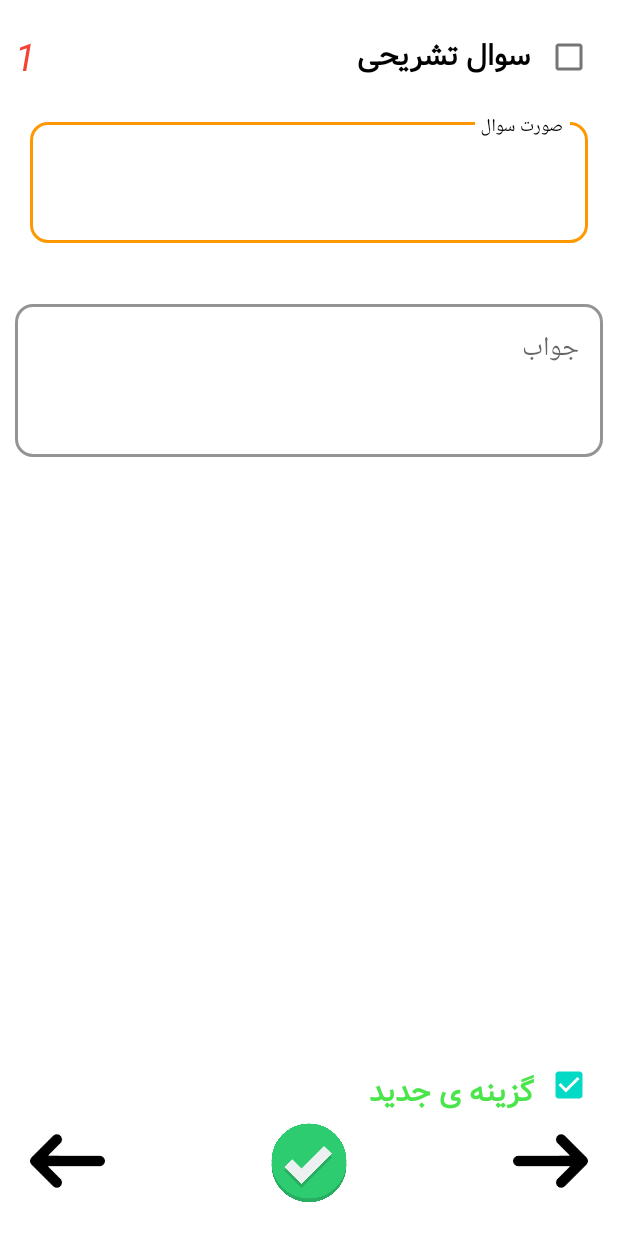
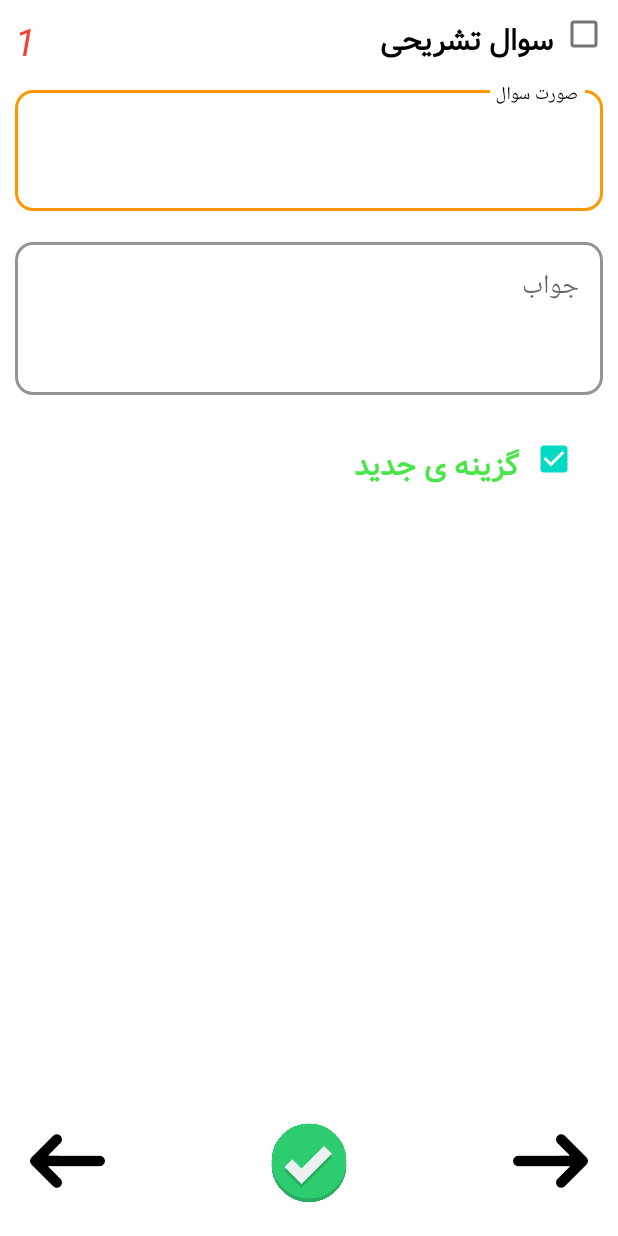
Before and after one commit to mohkhz2001/PorsNo_Android, an Android app: the layout fragment_new_question_new.xml on its own in the app's theme, with its tools: preview values and no code run, on a phone screen of 412 x 824 dp. Run offline under Robolectric (Android 15) with nearby library versions, the phone set to English and light mode, and no system bars; plain views replace AnimatedCheckBox.

Commit message:
convert the relativeLayout to constraint

```diff
--- a/app/src/main/res/layout/fragment_new_question_new.xml
+++ b/app/src/main/res/layout/fragment_new_question_new.xml
@@ -1,5 +1,5 @@
 <?xml version="1.0" encoding="utf-8"?>
-<RelativeLayout xmlns:android="http://schemas.android.com/apk/res/android"
+<androidx.constraintlayout.widget.ConstraintLayout xmlns:android="http://schemas.android.com/apk/res/android"
     xmlns:app="http://schemas.android.com/apk/res-auto"
     xmlns:tools="http://schemas.android.com/tools"
     android:layout_width="match_parent"
@@ -7,14 +7,22 @@
     android:orientation="vertical"
     tools:context=".Fragment.NewQuestion.NewQuestion_NewFragment">
 
+    <RelativeLayout
+        android:id="@+id/relativeLayout2"
+        android:layout_width="match_parent"
+        android:layout_height="wrap_content"
+        android:layout_margin="10dp"
+        android:gravity="center_vertical"
+        app:layout_constraintEnd_toEndOf="parent"
+        app:layout_constraintStart_toStartOf="parent"
+        app:layout_constraintTop_toTopOf="parent">
+
         <TextView
             android:id="@+id/questionCounter"
             android:layout_width="wrap_content"
             android:layout_height="wrap_content"
             android:layout_alignParentLeft="true"
             android:layout_alignParentTop="true"
-        android:layout_marginLeft="10dp"
-        android:layout_marginTop="20dp"
             android:text="1"
             android:textColor="#F44336"
             android:textSize="25dp"
@@ -28,9 +36,6 @@
             android:layout_alignParentRight="true"
             android:layout_centerVertical="true"
             android:layout_gravity="center"
-        android:layout_marginLeft="5dp"
-        android:layout_marginTop="25dp"
-        android:layout_marginRight="20dp"
             app:border_stroke_width="2dp"
             app:color_checked="#0CD404"
             app:color_tick="@color/white"
@@ -42,7 +47,6 @@
         <TextView
             android:layout_width="wrap_content"
             android:layout_height="wrap_content"
-        android:layout_marginTop="20dp"
             android:layout_marginRight="8dp"
             android:layout_toLeftOf="@id/testQuestion"
             android:fontFamily="@font/vazir"
@@ -50,16 +54,27 @@
             android:textColor="#000"
             android:textSize="20dp"
             android:textStyle="bold" />
+    </RelativeLayout>
+
+    <LinearLayout
+        android:layout_marginBottom="10dp"
+        android:id="@+id/linearLayout2"
+        android:layout_width="match_parent"
+        android:layout_height="0dp"
+        android:layout_marginLeft="10dp"
+        android:layout_marginTop="10dp"
+        android:layout_marginRight="10dp"
+        android:orientation="vertical"
+        app:layout_constraintBottom_toTopOf="@+id/imgs"
+        app:layout_constraintEnd_toEndOf="parent"
+        app:layout_constraintStart_toStartOf="parent"
+        app:layout_constraintTop_toBottomOf="@+id/relativeLayout2">
 
         <com.google.android.material.textfield.TextInputLayout
             android:id="@+id/question_layout"
             style="@style/Widget.MaterialComponents.TextInputLayout.OutlinedBox"
             android:layout_width="match_parent"
             android:layout_height="wrap_content"
-        android:layout_below="@id/testQuestion"
-        android:layout_marginLeft="20dp"
-        android:layout_marginTop="25dp"
-        android:layout_marginRight="20dp"
             android:hint="صورت سوال"
             app:boxCornerRadiusBottomEnd="12dp"
             app:boxCornerRadiusBottomStart="12dp"
@@ -70,13 +85,15 @@
             app:endIconMode="clear_text"
             app:endIconTint="#FF9800"
             app:hintEnabled="true"
-        app:hintTextColor="#000">
+            app:hintTextColor="#000"
+            app:layout_constraintEnd_toEndOf="parent"
+            app:layout_constraintStart_toStartOf="parent"
+            app:layout_constraintTop_toBottomOf="@+id/relativeLayout2">
 
             <com.google.android.material.textfield.TextInputEditText
                 android:id="@+id/question"
                 android:layout_width="match_parent"
                 android:layout_height="wrap_content"
-            android:layout_marginBottom="20dp"
                 android:gravity="top"
                 android:inputType="textMultiLine"
                 android:maxLines="6"
@@ -91,10 +108,7 @@
             style="@style/Widget.MaterialComponents.TextInputLayout.OutlinedBox"
             android:layout_width="match_parent"
             android:layout_height="wrap_content"
-        android:layout_below="@id/question_layout"
-        android:layout_marginLeft="10dp"
             android:layout_marginTop="15dp"
-        android:layout_marginRight="10dp"
             android:enabled="true"
             android:hint="جواب"
             android:visibility="gone"
@@ -114,7 +128,6 @@
                 android:id="@+id/answer"
                 android:layout_width="match_parent"
                 android:layout_height="wrap_content"
-            android:layout_marginBottom="20dp"
                 android:focusedByDefault="false"
                 android:gravity="top"
                 android:inputType="textMultiLine"
@@ -125,19 +138,16 @@
 
         </com.google.android.material.textfield.TextInputLayout>
 
-
         <androidx.recyclerview.widget.RecyclerView
             android:id="@+id/list"
             android:layout_width="match_parent"
             android:layout_height="wrap_content"
             android:layout_above="@id/new_root"
             android:layout_below="@id/answer_layout"
-        android:layout_marginLeft="20dp"
-        android:layout_marginRight="20dp"
+            android:layout_marginTop="10dp"
             android:clickable="true"
             android:paddingBottom="20dp"
             android:scrollbars="vertical" />
-
 
         <RelativeLayout
             android:id="@+id/new_root"
@@ -181,6 +191,9 @@
 
         </RelativeLayout>
 
+
+    </LinearLayout>
+
     <RelativeLayout
         android:id="@+id/imgs"
         android:layout_width="match_parent"
@@ -189,7 +202,10 @@
         android:layout_alignParentRight="true"
         android:layout_alignParentBottom="true"
         android:layout_gravity="center"
-        android:layout_marginBottom="20dp">
+        app:layout_constraintBottom_toBottomOf="parent"
+        app:layout_constraintEnd_toEndOf="parent"
+        android:layout_marginBottom="20dp"
+        app:layout_constraintStart_toStartOf="parent">
 
         <ImageView
             android:id="@+id/prev"
@@ -212,8 +228,10 @@
             android:layout_width="60dp"
             android:layout_height="60dp"
             android:layout_centerInParent="true"
+            android:layout_centerHorizontal="true"
             android:src="@drawable/confirm_question" />
 
     </RelativeLayout>
 
-</RelativeLayout>
+
+</androidx.constraintlayout.widget.ConstraintLayout>
```
Lines whose indentation alone changed are shown as unchanged.
